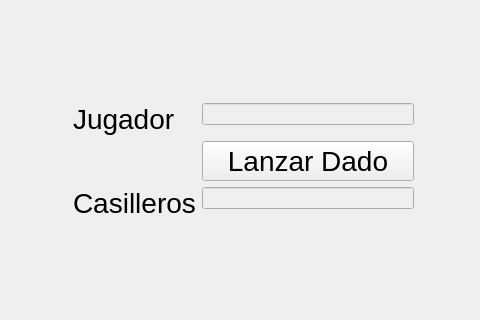
This is juego_oca.ui in FelixRNV/Juego_OCA as Qt 5 draws it before an edit; both pictures show x 786 to 1266 and y 355 to 675 of the 1266 by 924 pixel window. The edited form follows.
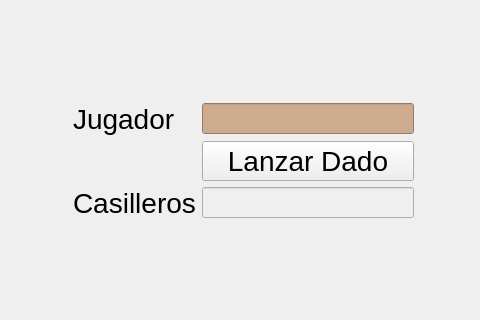
This is the edited form. Icons and pictures are not drawn.

The edit to the form file:
```diff
--- a/juego_oca.ui
+++ b/juego_oca.ui
@@ -1180,6 +1180,22 @@
         <property name="enabled">
          <bool>false</bool>
         </property>
+        <property name="font">
+         <font>
+          <pointsize>14</pointsize>
+          <weight>75</weight>
+          <bold>true</bold>
+         </font>
+        </property>
+        <property name="cursor">
+         <cursorShape>ArrowCursor</cursorShape>
+        </property>
+        <property name="autoFillBackground">
+         <bool>false</bool>
+        </property>
+        <property name="styleSheet">
+         <string notr="true">background-color: rgb(205, 171, 143);</string>
+        </property>
        </widget>
       </item>
       <item row="2" column="1">
@@ -1187,6 +1203,13 @@
         <property name="enabled">
          <bool>false</bool>
         </property>
+        <property name="font">
+         <font>
+          <pointsize>14</pointsize>
+          <weight>75</weight>
+          <bold>true</bold>
+         </font>
+        </property>
        </widget>
       </item>
       <item row="1" column="0">
```
Left out of the diff: 2 changed lines with no effect on the pictures.
